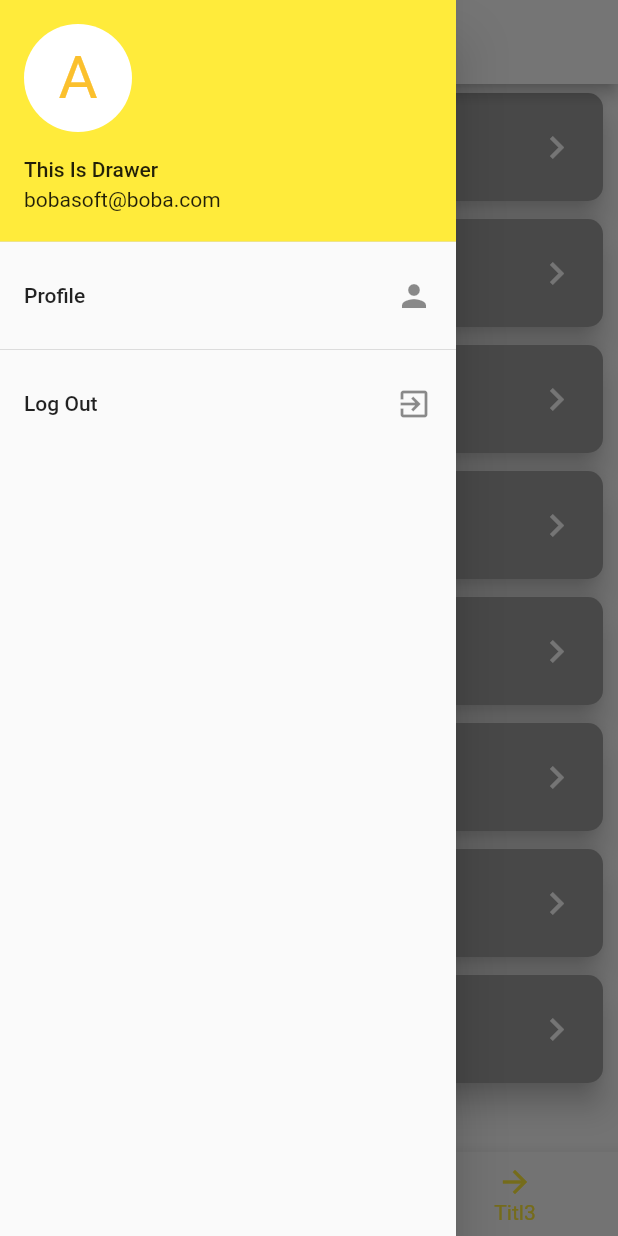
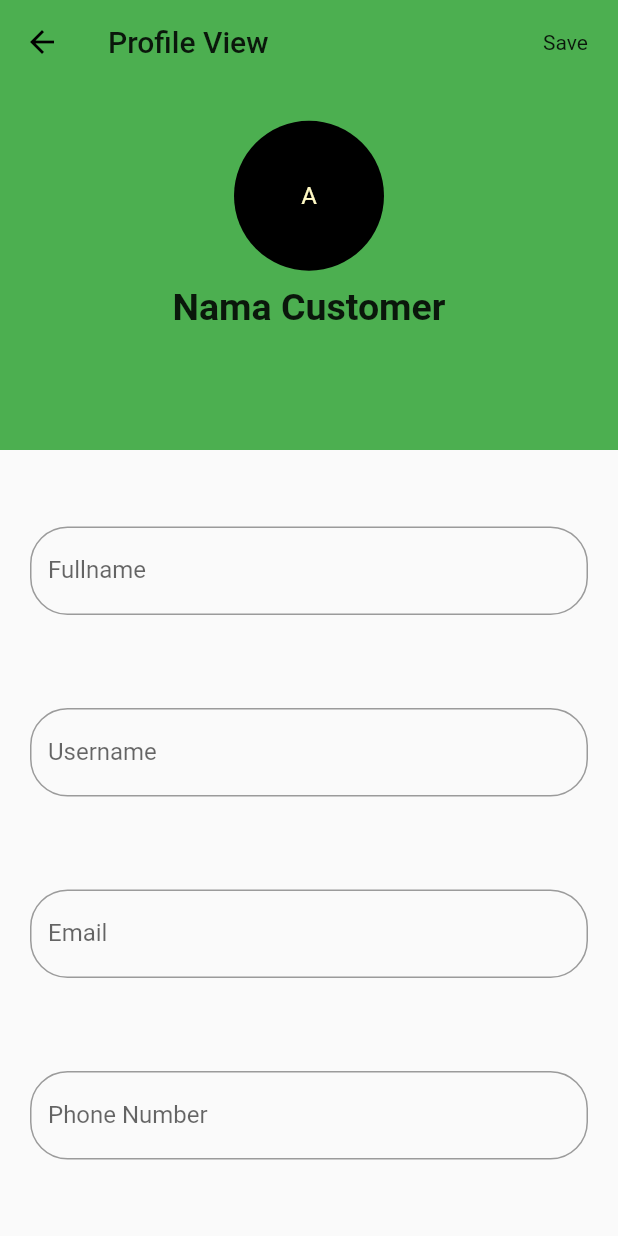
Before and after one commit to kopianan/ILoveIruka, a Flutter app: the DashboardPage screen opened by its route, item 3 of the bottom bar chosen, in the side drawer, after a tap on "Profile", on a phone screen of 412 x 824 dp. Run offline on Flutter 3.47's test engine with Material 2 defaults, Android fonts, the phone set to English and light mode, and no system bars; our stand-ins replace carousel_slider, font_awesome_flutter, percent_indicator, qr_flutter; missing offline and left inert: polygon_clipper; network calls fail; Roboto replaces fonts that are missing (Poppins).

Commit message:
iruka add home

```diff
--- a/lib/dashboard/dashboard_page.dart
+++ b/lib/dashboard/dashboard_page.dart
@@ -1,7 +1,9 @@
 import 'package:flutter/material.dart';
+import 'package:font_awesome_flutter/font_awesome_flutter.dart';
 import 'package:i_love_iruka/dashboard/pages/dashboard_page1.dart';
 import 'package:i_love_iruka/dashboard/pages/dashboard_page2.dart';
 import 'package:i_love_iruka/dashboard/pages/dashboard_page3.dart';
+import 'package:i_love_iruka/widgets/color_palate.dart';
 
 class DashboardPage extends StatefulWidget {
   DashboardPage({Key key}) : super(key: key);
@@ -16,10 +18,13 @@ class _DashboardPageState extends State<DashboardPage> {
   @override
   Widget build(BuildContext context) {
     return Scaffold(
-      appBar: AppBar(title: Text(appBarTitleList[bottomSelectedIndex])),
+      appBar: AppBar(
+          backgroundColor: Colors.blue,
+          title: Text(appBarTitleList[bottomSelectedIndex])),
       drawer: buildDrawer(context),
       body: buildPageView(),
       bottomNavigationBar: BottomNavigationBar(
+        selectedItemColor: ColorPalate().bottomNavigationTitleColor,
         onTap: (index) {
           bottomTapped(index);
         },
@@ -49,13 +54,17 @@ class _DashboardPageState extends State<DashboardPage> {
           Column(
             children: <Widget>[
               ListTile(
-                onTap: () {},
+                onTap: () {
+                  Navigator.of(context).pushNamed(
+                    '/profile_page',
+                  );
+                },
                 title: Text("Profile"),
                 trailing: Icon(Icons.person),
               ),
               Divider(),
               ListTile(
-                onTap: (){},
+                onTap: () {},
                 title: Text("Log Out"),
                 trailing: Icon(Icons.exit_to_app),
               ),
@@ -69,13 +78,29 @@ class _DashboardPageState extends State<DashboardPage> {
   List<BottomNavigationBarItem> buildBottomNavBarItems() {
     return [
       BottomNavigationBarItem(
-          icon: Icon(Icons.movie_creation), title: Text("Feed")),
+          activeIcon: buildNavigationIcon(true, FontAwesomeIcons.home),
+          icon: buildNavigationIcon(false, FontAwesomeIcons.home),
+          title: Text("Feed")),
       BottomNavigationBarItem(
-          icon: Icon(Icons.arrow_forward), title: Text("Titl2")),
+          activeIcon: buildNavigationIcon(true, FontAwesomeIcons.idCard),
+          icon: buildNavigationIcon(false, FontAwesomeIcons.idCard),
+          title: Text("Account")),
       BottomNavigationBarItem(
-          icon: Icon(Icons.arrow_forward), title: Text("Titl3")),
+          activeIcon: buildNavigationIcon(true, FontAwesomeIcons.list),
+          icon: buildNavigationIcon(false, FontAwesomeIcons.list),
+          title: Text("Groomer List")),
     ];
   }
+
+  Icon buildNavigationIcon(bool isActive, IconData icon) => (isActive)
+      ? Icon(
+          icon,
+          color: Colors.orange,
+        )
+      : Icon(
+          icon,
+          color: Colors.black,
+        );
 
   PageController pageController = PageController(
     initialPage: 0,
--- a/lib/dashboard/pages/dashboard_page1.dart
+++ b/lib/dashboard/pages/dashboard_page1.dart
@@ -40,9 +40,9 @@ class _DashboardPage1State extends State<DashboardPage1> {
     return CustomScrollView(slivers: <Widget>[
       SliverList(
         delegate: SliverChildListDelegate(
-
           [
             buildServiceContent(),
+
             Stack(
               children: <Widget>[
                 CarouselSlider(
@@ -89,27 +89,15 @@ class _DashboardPage1State extends State<DashboardPage1> {
                     ))
               ],
             ),
-
-
           ],
         ),
       ),
-       SliverList(
-              delegate: SliverChildBuilderDelegate((context, index) {
-                return buildFeedContainer();
-              }, childCount: feedData.length),
-            )
+      SliverList(
+        delegate: SliverChildBuilderDelegate((context, index) {
+          return buildFeedContainer();
+        }, childCount: feedData.length),
+      )
     ]);
-
-    //   Expanded(
-    //     child: ListView.builder(
-    //       itemCount: feedData.length,
-    //       itemBuilder: (context, index) {
-    //         return buildFeedContainer();
-    //       },
-    //     ),
-    //   )
-    // ],
   }
 
   Container buildFeedContainer() {
@@ -133,7 +121,10 @@ class _DashboardPage1State extends State<DashboardPage1> {
                   fit: BoxFit.cover,
                 )),
             Expanded(
-              child: Container(color: Colors.white, child: Text("aldskj")),
+              child: Container(
+                alignment: Alignment.centerLeft,
+                padding: EdgeInsets.symmetric(horizontal: 10, vertical: 10),
+                color: Colors.white, child: Text("Promo Test Anan Alfred ",maxLines: 1,overflow: TextOverflow.ellipsis, style: TextStyle(fontSize: 18, fontWeight: FontWeight.bold),)),
             )
           ],
         ),
@@ -152,11 +143,11 @@ class _DashboardPage1State extends State<DashboardPage1> {
               Container(
                   padding: EdgeInsets.only(top: 10, left: 15),
                   width: double.infinity,
-                  margin: EdgeInsets.only(bottom: 20),
                   child: Text(
                     "Services",
                     style: TextStyle(fontSize: 16, fontWeight: FontWeight.bold),
                   )),
+                  Divider(),
               Row(
                 mainAxisAlignment: MainAxisAlignment.spaceAround,
                 children: <Widget>[
--- a/lib/dashboard/pages/dashboard_page2.dart
+++ b/lib/dashboard/pages/dashboard_page2.dart
@@ -14,6 +14,11 @@ class _DashboardPage2State extends State<DashboardPage2> {
         crossAxisAlignment: CrossAxisAlignment.stretch,
         children: <Widget>[
           buildPointDashboard(),
+          Container(
+            margin: EdgeInsets.only(top: 10),
+            child: Text("Code : 12289327938923"),
+            alignment: Alignment.center,
+          ),
           Container(
             alignment: Alignment.center,
             width: double.infinity,
@@ -42,9 +47,10 @@ class _DashboardPage2State extends State<DashboardPage2> {
               mainAxisAlignment: MainAxisAlignment.spaceAround,
               children: <Widget>[
                 Container(
-                  margin: EdgeInsets.all(10),
-                  padding: EdgeInsets.all(5),
-                    decoration: BoxDecoration(shape: BoxShape.circle , color: Colors.black),
+                    margin: EdgeInsets.all(10),
+                    padding: EdgeInsets.all(5),
+                    decoration: BoxDecoration(
+                        shape: BoxShape.circle, color: Colors.black),
                     width: 50,
                     child: Image.asset("images/assets/point_food.png")),
                 Expanded(
@@ -81,19 +87,20 @@ class _DashboardPage2State extends State<DashboardPage2> {
                 )
               ],
             ),
-            Divider(color: Colors.grey,
-            indent: 20,endIndent: 20,)
-            ,
+            Divider(
+              color: Colors.grey,
+              indent: 20,
+              endIndent: 20,
+            ),
             Row(
               children: <Widget>[
-
-                  Container(
-                  margin: EdgeInsets.all(10),
-                  padding: EdgeInsets.all(5),
-                    decoration: BoxDecoration(shape: BoxShape.circle , color: Colors.black),
+                Container(
+                    margin: EdgeInsets.all(10),
+                    padding: EdgeInsets.all(5),
+                    decoration: BoxDecoration(
+                        shape: BoxShape.circle, color: Colors.black),
                     width: 50,
-                    child:  Image.asset("images/assets/point_services.png")),
-
+                    child: Image.asset("images/assets/point_services.png")),
                 Expanded(
                   child: Column(
                     mainAxisAlignment: MainAxisAlignment.spaceEvenly,
--- a/lib/dashboard/pages/dashboard_page3.dart
+++ b/lib/dashboard/pages/dashboard_page3.dart
@@ -1,8 +1,6 @@
 import 'package:flutter/material.dart';
 
 class DashboardPage3 extends StatefulWidget {
-  final String appBarTitle ;
-  DashboardPage3({@required this.appBarTitle});
 
   _DashboardPage3State createState() => _DashboardPage3State();
 }
@@ -11,6 +9,7 @@ class _DashboardPage3State extends State<DashboardPage3> {
   @override
   Widget build(BuildContext context) {
     return SingleChildScrollView(
+
           child: Column(children: <Widget>[
         buildCard(),
         buildCard(),
@@ -26,9 +25,9 @@ class _DashboardPage3State extends State<DashboardPage3> {
 
   Widget buildCard() {
     return  Card(
-      color: Colors.grey,
+      color: Colors.white,
         shape: RoundedRectangleBorder(borderRadius: BorderRadius.circular(10)),
-        elevation: 8.0,
+        elevation: 3.0,
         margin: new EdgeInsets.symmetric(horizontal: 10.0, vertical: 6.0),
         child: Container(
           alignment: Alignment.center,
@@ -40,18 +39,18 @@ class _DashboardPage3State extends State<DashboardPage3> {
               title: Text(
                 "Introduction to Driving",
                 style:
-                    TextStyle(color: Colors.white, fontWeight: FontWeight.bold, fontSize: 20),
+                    TextStyle(color: Colors.black, fontWeight: FontWeight.bold, fontSize: 20),
               ),
               // subtitle: Text("Interadsfasdf asdfasdf asdf aaadsfasdfsdaf adfasdf asdfasdf adfasdfsdf adfaadfasd adsfasdf asdfasd sdf mediate", style: TextStyle(color: Colors.white)),
               isThreeLine: false,
               subtitle: Row(
                 children: <Widget>[
                   Icon(Icons.linear_scale, color: Colors.blue),
-                  Text(" Intermediat", style: TextStyle(color: Colors.white)),
+                  Text(" Intermediat", style: TextStyle(color: Colors.black)),
                 ],
               ),
               trailing: Icon(Icons.keyboard_arrow_right,
-                  color: Colors.white, size: 30.0)),
+                  color: Colors.black, size: 30.0)),
         ),
 
     );
--- a/lib/main.dart
+++ b/lib/main.dart
@@ -13,9 +13,9 @@ class MyApp extends StatelessWidget {
       theme: ThemeData(
 
         primarySwatch: Colors.yellow,
-        primaryColor: Colors.white,
+        primaryColor: Colors.orange,
         accentColor: Colors.blue,
-        iconTheme: IconThemeData(color: Colors.white),
+        iconTheme: IconThemeData(color: Colors.orange,),
         errorColor: Colors.red,
 
       ),
--- a/lib/routes/route.dart
+++ b/lib/routes/route.dart
@@ -1,6 +1,7 @@
 import 'package:flutter/material.dart';
 import 'package:i_love_iruka/dashboard/dashboard_page.dart';
 import 'package:i_love_iruka/screens/login/login_page.dart';
+import 'package:i_love_iruka/screens/profile/profile_page.dart';
 import 'package:i_love_iruka/screens/register/register_page.dart';
 
 import '../main.dart';
@@ -23,6 +24,10 @@ class RouteGenerator {
 
       case '/dashboard':
       return MaterialPageRoute(builder: (_) => DashboardPage());
+
+      case '/profile_page':
+      return MaterialPageRoute(builder: (_) => ProfilePage());
+
       // if (args is String) {
       //   return MaterialPageRoute(
       //     builder: (_) => LoginPage(
--- /dev/null
+++ b/lib/screens/profile/profile_page.dart
@@ -0,0 +1,135 @@
+import 'package:flutter/material.dart';
+
+class ProfilePage extends StatefulWidget {
+  _ProfilePageState createState() => _ProfilePageState();
+}
+
+class _ProfilePageState extends State<ProfilePage> {
+  Color hexToColor(String code) {
+    return new Color(int.parse(code.substring(1, 7), radix: 16) + 0xFF000000);
+  }
+
+  @override
+  Widget build(BuildContext context) {
+    return Scaffold(
+        // appBar: AppBar(
+        //   title: Text("Profile View"),
+        //   actions: <Widget>[
+        //     Container(
+        //         margin: EdgeInsets.only(right: 10),
+        //         alignment: Alignment.center,
+        //         child: Text("Save"))
+        //   ],
+        // ),
+        body: SafeArea(
+      child: CustomScrollView(
+        slivers: <Widget>[
+          SliverAppBar(
+            actions: <Widget>[
+              InkWell(
+                onTap: () {Navigator.pop(context);},
+                hoverColor: Colors.yellow,
+                child: Container(
+                  margin: EdgeInsets.only(right: 20),
+                  alignment: Alignment.center,
+                  decoration: BoxDecoration(shape: BoxShape.circle),
+                  child: Text("Save"),
+                ),
+              )
+            ],
+            title: Text("Profile View"),
+            expandedHeight: 300,
+            pinned: true,
+            flexibleSpace: FlexibleSpaceBar(
+              collapseMode: CollapseMode.parallax,
+              background: buildContainerHeaderProfile(),
+            ),
+          ),
+          SliverFillRemaining(
+              hasScrollBody: false,
+              child: Container(
+                margin: EdgeInsets.all(20),
+                child: Column(
+                  mainAxisAlignment: MainAxisAlignment.spaceAround,
+                  children: <Widget>[
+                    buildTextFieldProfile("Fullname"),
+                    buildTextFieldProfile("Username"),
+                    buildTextFieldProfile("Email"),
+                    buildTextFieldProfile("Phone Number"),
+                  ],
+                ),
+              ))
+        ],
+      ),
+    )
+        // body: Column(
+        //   children: <Widget>[
+        //     buildContainerHeaderProfile(),
+        //     Container(
+        //       margin: EdgeInsets.all(20),
+        //       child: Column(
+        //         children: <Widget>[
+        //           buildTextFieldProfile("Fullname"),
+        //           buildTextFieldProfile("Username"),
+        //           buildTextFieldProfile("Email"),
+        //           buildTextFieldProfile("Phone Number"),
+        //         ],
+        //       ),
+        //     )
+        //   ],
+        // ),
+        );
+  }
+
+  Container buildContainerHeaderProfile() {
+    return Container(
+      alignment: Alignment.center,
+      height: 200,
+      color: Colors.green,
+      child: Column(
+        mainAxisSize: MainAxisSize.min,
+        children: <Widget>[
+          CircleAvatar(
+            child: Text(
+              "A",
+            ),
+            backgroundColor: Colors.black,
+            maxRadius: 50,
+          ),
+          SizedBox(
+            height: 10,
+          ),
+          Text(
+            "Nama Customer",
+            style: TextStyle(fontSize: 25, fontWeight: FontWeight.bold),
+          )
+        ],
+      ),
+    );
+  }
+
+  TextFormField buildTextFieldProfile(String label) {
+    return new TextFormField(
+      decoration: new InputDecoration(
+        labelText: label,
+        fillColor: Colors.white,
+        border: new OutlineInputBorder(
+          borderRadius: new BorderRadius.circular(25.0),
+          borderSide: new BorderSide(),
+        ),
+        //fillColor: Colors.green
+      ),
+      validator: (val) {
+        if (val.length == 0) {
+          return "Email cannot be empty";
+        } else {
+          return null;
+        }
+      },
+      keyboardType: TextInputType.emailAddress,
+      style: new TextStyle(
+        fontFamily: "Poppins",
+      ),
+    );
+  }
+}
--- /dev/null
+++ b/lib/widgets/color_palate.dart
@@ -0,0 +1,8 @@
+
+import 'package:flutter/material.dart';
+
+class ColorPalate {
+
+  MaterialColor bottomNavigationTitleColor = Colors.orange;
+
+}
--- a/pubspec.yaml
+++ b/pubspec.yaml
@@ -27,6 +27,7 @@ dependencies:
   # Use with the CupertinoIcons class for iOS style icons.
   cupertino_icons: ^0.1.2
   qr_flutter: ^3.0.1
+  font_awesome_flutter: ^8.5.0
 
 dev_dependencies:
   flutter_test:
```
Also changed, not shown: pubspec.lock.
